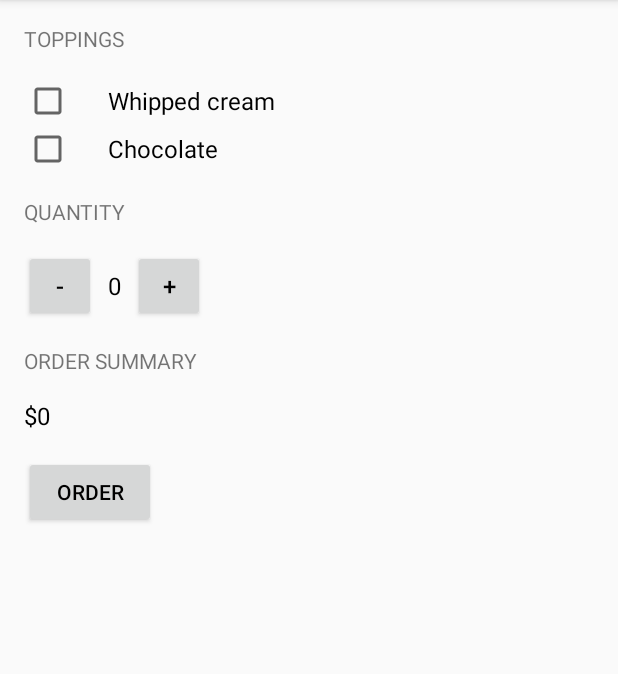
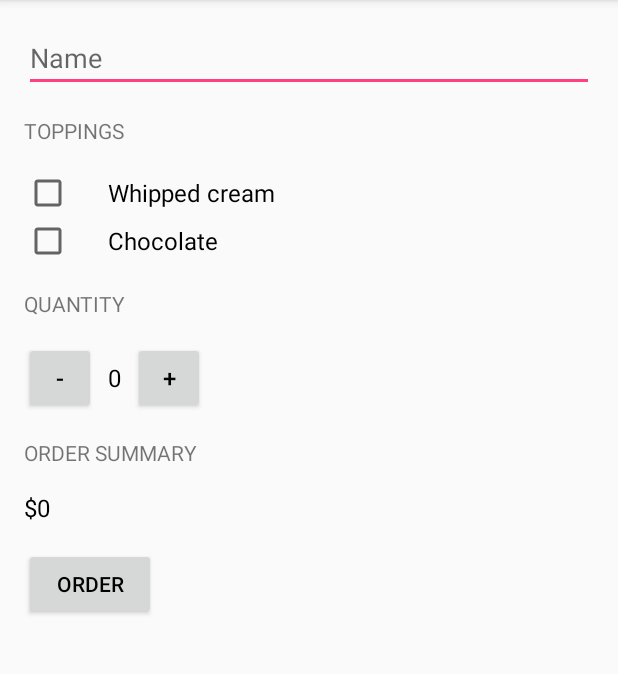
Before and after one commit to Ovarb/JustJava, an Android app: the screen it shows after launch (MainActivity), on a phone screen of 412 x 824 dp, the part 84-758 px from its top. Run offline under Robolectric (Android 15) with nearby library versions, the phone set to English and light mode, and no system bars.

Commit message:
Name field added

```diff
--- a/app/src/main/res/layout/activity_main.xml
+++ b/app/src/main/res/layout/activity_main.xml
@@ -11,6 +11,14 @@
         android:orientation="vertical"
         android:padding="16dp"
         tools:context=".MainActivity">
+
+        <EditText
+            android:id="@+id/name_field"
+            android:layout_width="match_parent"
+            android:layout_height="wrap_content"
+            android:hint="@string/field_name_hint"
+            android:layout_marginBottom="16dp"
+            android:inputType="textCapWords" />
 
         <TextView
             android:layout_width="wrap_content"
--- a/app/src/main/res/values/strings.xml
+++ b/app/src/main/res/values/strings.xml
@@ -8,4 +8,5 @@
     <string name="btn_incr_name">+</string>
     <string name="btn_decr_name">-</string>
     <string name="btn_order_name">Order</string>
+    <string name="field_name_hint">Name</string>
 </resources>
```
